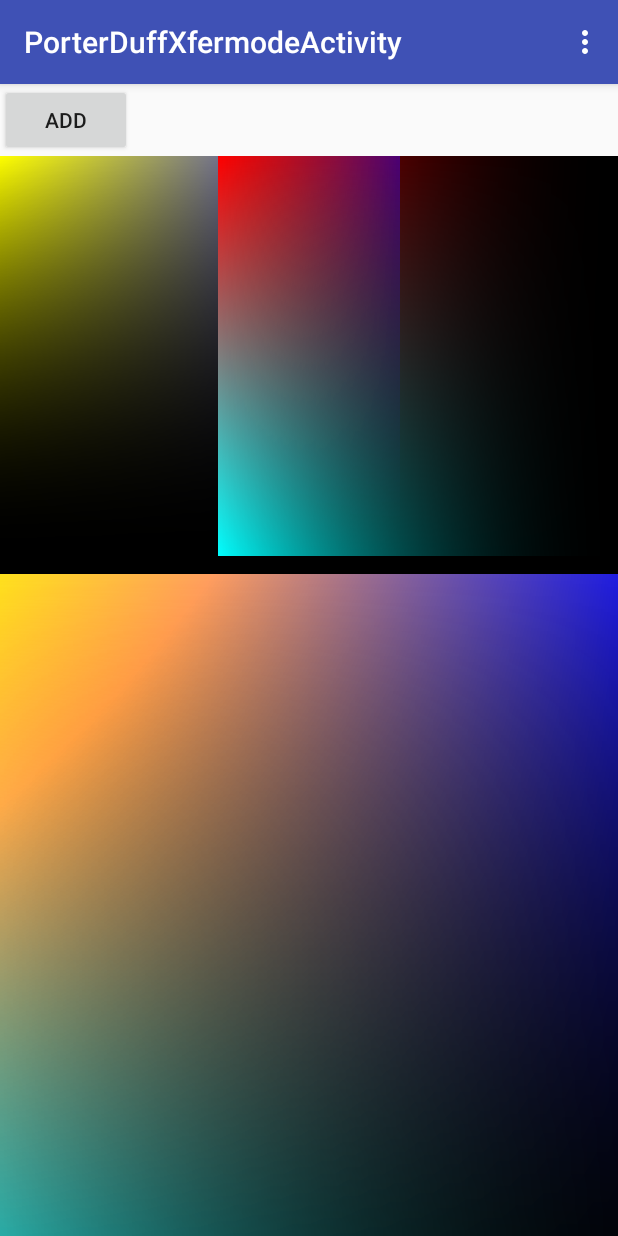
After one commit to conceptcon/DemoCustomView2, an Android app: the PorterDuffXfermodeActivity screen opened directly, with no data from a screen before it, on a phone screen of 412 x 824 dp. The commit adds this screen. Run offline under Robolectric (Android 15) with nearby library versions, the phone set to English and light mode, and no system bars.

Commit message:
提交PorterDuffView
初步完成PorterDuffXfermode的实践

```diff
--- a/app/src/main/AndroidManifest.xml
+++ b/app/src/main/AndroidManifest.xml
@@ -1,14 +1,14 @@
 <?xml version="1.0" encoding="utf-8"?>
 <manifest xmlns:android="http://schemas.android.com/apk/res/android"
-    package="com.example.leeyou.democustomview2">
+    package="com.example.leeyou.democustomview2" >
 
     <application
         android:allowBackup="true"
         android:icon="@mipmap/ic_launcher"
         android:label="@string/app_name"
         android:supportsRtl="true"
-        android:theme="@style/AppTheme">
-        <activity android:name=".MainActivity">
+        android:theme="@style/AppTheme" >
+        <activity android:name=".MainActivity" >
             <intent-filter>
                 <action android:name="android.intent.action.MAIN" />
 
@@ -16,7 +16,11 @@
             </intent-filter>
         </activity>
         <activity android:name=".LightingColorFilterActivity" />
-        <activity android:name=".PorterDuffColorFilterActivity"></activity>
+        <activity android:name=".PorterDuffColorFilterActivity" />
+        <activity
+            android:name=".PorterDuffXfermodeActivity"
+            android:label="@string/title_activity_porter_duff_xfermode" >
+        </activity>
     </application>
 
 </manifest>
--- /dev/null
+++ b/app/src/main/java/com/example/leeyou/democustomview2/IBO.java
@@ -0,0 +1,5 @@
+package com.example.leeyou.democustomview2;
+
+public interface IBO {
+
+}
--- a/app/src/main/java/com/example/leeyou/democustomview2/MainActivity.java
+++ b/app/src/main/java/com/example/leeyou/democustomview2/MainActivity.java
@@ -28,5 +28,13 @@ public class MainActivity extends AppCompatActivity {
                 startActivity(new Intent(MainActivity.this, PorterDuffColorFilterActivity.class));
             }
         });
+
+        Button btn_porter_duff_xfermode = (Button) findViewById(R.id.btn_porter_duff_xfermode);
+        btn_porter_duff_xfermode.setOnClickListener(new View.OnClickListener() {
+            @Override
+            public void onClick(View v) {
+                startActivity(new Intent(MainActivity.this, PorterDuffXfermodeActivity.class));
+            }
+        });
     }
 }
--- /dev/null
+++ b/app/src/main/java/com/example/leeyou/democustomview2/PorterDuffBO.java
@@ -0,0 +1,46 @@
+package com.example.leeyou.democustomview2;
+
+import android.graphics.Bitmap;
+import android.graphics.Point;
+
+public class PorterDuffBO implements IBO {
+	private int size;
+	private Point mPoint;
+
+	public PorterDuffBO() {
+		mPoint = new Point();
+	}
+
+	public void setSize(int size) {
+		this.size = size;
+		mPoint.set(size, size);
+	}
+
+	public Bitmap initSrcBitmap() {
+		int[] pixels = new int[mPoint.x * mPoint.y];
+		int dst = 0;
+		for (int row = 0; row < mPoint.y; ++row) {
+			for (int col = 0; col < mPoint.x; ++col) {
+				pixels[dst++] = color((float) (mPoint.y - row) / mPoint.y, (float) (mPoint.x - col) / mPoint.x, (float) (mPoint.x - col) / mPoint.x, (float) col / mPoint.x);
+			}
+		}
+		Bitmap bitmap = Bitmap.createBitmap(pixels, size, size, Bitmap.Config.ARGB_8888);
+		return bitmap;
+	}
+
+	public Bitmap initDisBitmap() {
+		int[] pixels = new int[mPoint.x * mPoint.y];
+		int dst = 0;
+		for (int row = 0; row < mPoint.y; ++row) {
+			for (int col = 0; col < mPoint.x; ++col) {
+				pixels[dst++] = color((float) (mPoint.x - col) / mPoint.x, (float) (mPoint.y - row) / mPoint.x, (float) row / mPoint.y, (float) row / mPoint.y);
+			}
+		}
+		Bitmap bitmap = Bitmap.createBitmap(pixels, size, size, Bitmap.Config.ARGB_8888);
+		return bitmap;
+	}
+
+	private int color(float Alpha, float R, float G, float B) {
+		return (int) (Alpha * 255) << 24 | (int) (R * Alpha * 255) << 16 | (int) (G * Alpha * 255) << 8 | (int) (B * Alpha * 255);
+	}
+}
--- /dev/null
+++ b/app/src/main/java/com/example/leeyou/democustomview2/PorterDuffView.java
@@ -0,0 +1,97 @@
+package com.example.leeyou.democustomview2;
+
+import android.annotation.TargetApi;
+import android.app.Activity;
+import android.content.Context;
+import android.graphics.Canvas;
+import android.graphics.Color;
+import android.graphics.Paint;
+import android.graphics.PorterDuff;
+import android.graphics.PorterDuffXfermode;
+import android.os.Build;
+import android.util.AttributeSet;
+import android.view.View;
+
+@TargetApi(Build.VERSION_CODES.HONEYCOMB)
+public class PorterDuffView extends View {
+    private PorterDuff.Mode mode = PorterDuff.Mode.ADD;
+
+    private static final int RECT_SIZE_SMALL = 400;
+    private static final int RECT_SIZE_BIG = 800;
+
+    private Paint mPaint;
+
+    private PorterDuffBO porterDuffBO;
+    private PorterDuffXfermode porterDuffXfermode;
+
+    private int ScreenW, ScreenH;
+    private int s_l, s_t;
+    private int d_l, d_t;
+    private int rectX, rectY;
+
+
+    public PorterDuffView(Context context) {
+        super(context);
+    }
+
+    public PorterDuffView(Context context, AttributeSet attrs) {
+        super(context, attrs);
+        mPaint = new Paint(Paint.ANTI_ALIAS_FLAG);
+
+        porterDuffBO = new PorterDuffBO();
+
+        porterDuffXfermode = new PorterDuffXfermode(mode);
+
+        caculate(context);
+    }
+
+    private void caculate(Context context) {
+        int[] screenSize = MeasureUtil.getScreenSize((Activity) context);
+
+        ScreenW = screenSize[0];
+        ScreenH = screenSize[1];
+
+        s_l = 0;
+        s_t = 0;
+
+        d_l = ScreenW - RECT_SIZE_SMALL;
+        d_t = 0;
+
+        rectX = ScreenW / 2 - RECT_SIZE_BIG / 2;
+        rectY = RECT_SIZE_SMALL + (ScreenH - RECT_SIZE_SMALL) / 2 - RECT_SIZE_BIG / 2;
+    }
+
+    public PorterDuffView(Context context, AttributeSet attrs, int defStyleAttr) {
+        super(context, attrs, defStyleAttr);
+    }
+
+    @Override
+    protected void onDraw(Canvas canvas) {
+        super.onDraw(canvas);
+        canvas.drawColor(Color.BLACK);
+
+        porterDuffBO.setSize(RECT_SIZE_SMALL);
+
+        canvas.drawBitmap(porterDuffBO.initSrcBitmap(), s_l, s_t, mPaint);
+        canvas.drawBitmap(porterDuffBO.initDisBitmap(), d_l, d_t, mPaint);
+
+        int sc = canvas.saveLayer(0, 0, ScreenW, ScreenH, null, Canvas.ALL_SAVE_FLAG);
+
+        porterDuffBO.setSize(RECT_SIZE_BIG);
+
+        canvas.drawBitmap(porterDuffBO.initDisBitmap(), rectX, rectY, mPaint);
+
+        mPaint.setXfermode(porterDuffXfermode);
+
+        canvas.drawBitmap(porterDuffBO.initSrcBitmap(), rectX, rectY, mPaint);
+
+        mPaint.setXfermode(null);
+
+        canvas.restoreToCount(sc);
+    }
+
+    public void setMode(PorterDuff.Mode mode) {
+        porterDuffXfermode = new PorterDuffXfermode(mode);
+        invalidate();
+    }
+}
--- /dev/null
+++ b/app/src/main/java/com/example/leeyou/democustomview2/PorterDuffXfermodeActivity.java
@@ -0,0 +1,50 @@
+package com.example.leeyou.democustomview2;
+
+import android.graphics.PorterDuff;
+import android.support.v7.app.AppCompatActivity;
+import android.os.Bundle;
+import android.view.Menu;
+import android.view.MenuItem;
+import android.view.View;
+import android.widget.Button;
+
+public class PorterDuffXfermodeActivity extends AppCompatActivity {
+
+    @Override
+    protected void onCreate(Bundle savedInstanceState) {
+        super.onCreate(savedInstanceState);
+        setContentView(R.layout.activity_porter_duff_xfermode);
+
+        final PorterDuffView porterDuff = (PorterDuffView) findViewById(R.id.porterDuffView);
+
+        Button btn_add = (Button) findViewById(R.id.btn_add);
+        btn_add.setOnClickListener(new View.OnClickListener() {
+            @Override
+            public void onClick(View v) {
+                porterDuff.setMode(PorterDuff.Mode.DST);
+            }
+        });
+    }
+
+    @Override
+    public boolean onCreateOptionsMenu(Menu menu) {
+        // Inflate the menu; this adds items to the action bar if it is present.
+        getMenuInflater().inflate(R.menu.menu_porter_duff_xfermode, menu);
+        return true;
+    }
+
+    @Override
+    public boolean onOptionsItemSelected(MenuItem item) {
+        // Handle action bar item clicks here. The action bar will
+        // automatically handle clicks on the Home/Up button, so long
+        // as you specify a parent activity in AndroidManifest.xml.
+        int id = item.getItemId();
+
+        //noinspection SimplifiableIfStatement
+        if (id == R.id.action_settings) {
+            return true;
+        }
+
+        return super.onOptionsItemSelected(item);
+    }
+}
--- a/app/src/main/res/layout/activity_main.xml
+++ b/app/src/main/res/layout/activity_main.xml
@@ -20,6 +20,12 @@
         android:layout_height="wrap_content"
         android:text="PORTER DUFF COLOR FILTER" />
 
+    <Button
+        android:id="@+id/btn_porter_duff_xfermode"
+        android:layout_width="wrap_content"
+        android:layout_height="wrap_content"
+        android:text="PORTER DUFF XFermode" />
+
     <com.example.leeyou.democustomview2.CustomCircleView
         android:layout_width="match_parent"
         android:layout_height="match_parent"
--- /dev/null
+++ b/app/src/main/res/layout/activity_porter_duff_xfermode.xml
@@ -0,0 +1,19 @@
+<LinearLayout xmlns:android="http://schemas.android.com/apk/res/android"
+    xmlns:tools="http://schemas.android.com/tools"
+    android:layout_width="match_parent"
+    android:layout_height="match_parent"
+    android:orientation="vertical"
+    tools:context="com.example.leeyou.democustomview2.PorterDuffXfermodeActivity">
+
+    <Button
+        android:id="@+id/btn_add"
+        android:layout_width="wrap_content"
+        android:layout_height="wrap_content"
+        android:text="add" />
+
+    <com.example.leeyou.democustomview2.PorterDuffView
+        android:id="@+id/porterDuffView"
+        android:layout_width="match_parent"
+        android:layout_height="match_parent" />
+
+</LinearLayout>
--- /dev/null
+++ b/app/src/main/res/menu/menu_porter_duff_xfermode.xml
@@ -0,0 +1,7 @@
+<menu xmlns:android="http://schemas.android.com/apk/res/android"
+    xmlns:app="http://schemas.android.com/apk/res-auto"
+    xmlns:tools="http://schemas.android.com/tools"
+    tools:context="com.example.leeyou.democustomview2.PorterDuffXfermodeActivity">
+    <item android:id="@+id/action_settings" android:title="@string/action_settings"
+        android:orderInCategory="100" app:showAsAction="never" />
+</menu>
--- a/app/src/main/res/values/strings.xml
+++ b/app/src/main/res/values/strings.xml
@@ -1,3 +1,7 @@
 <resources>
     <string name="app_name">DemoCustomView2</string>
+    <string name="title_activity_porter_duff_xfermode">PorterDuffXfermodeActivity</string>
+
+    <string name="hello_world">Hello world!</string>
+    <string name="action_settings">Settings</string>
 </resources>
```
